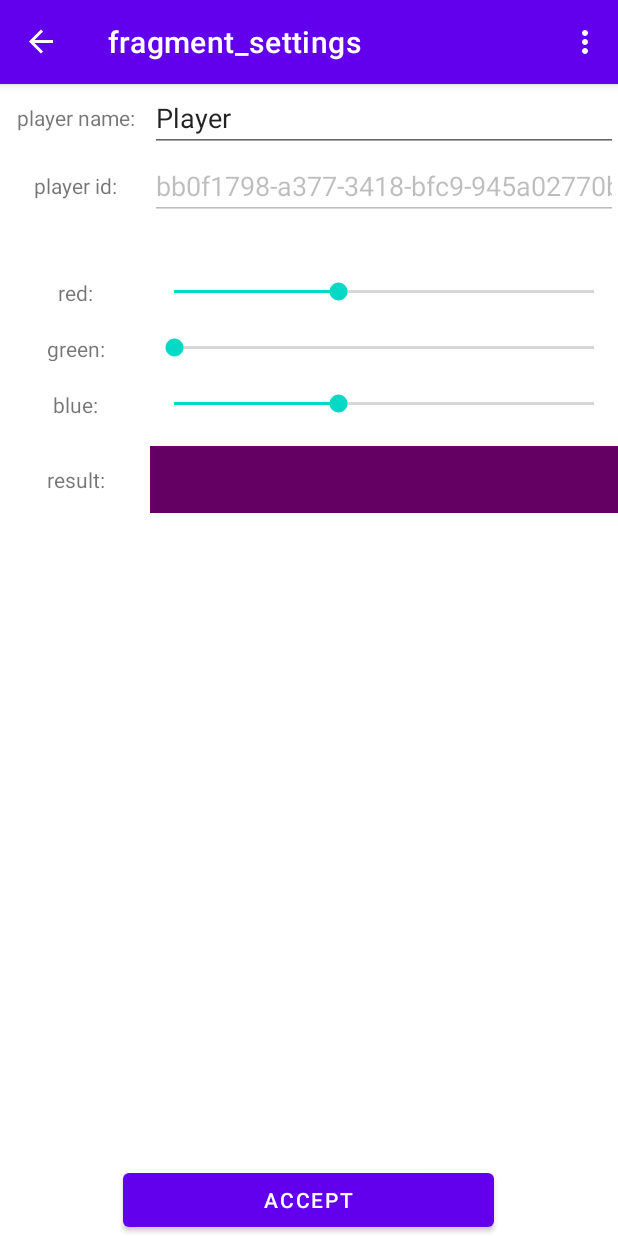
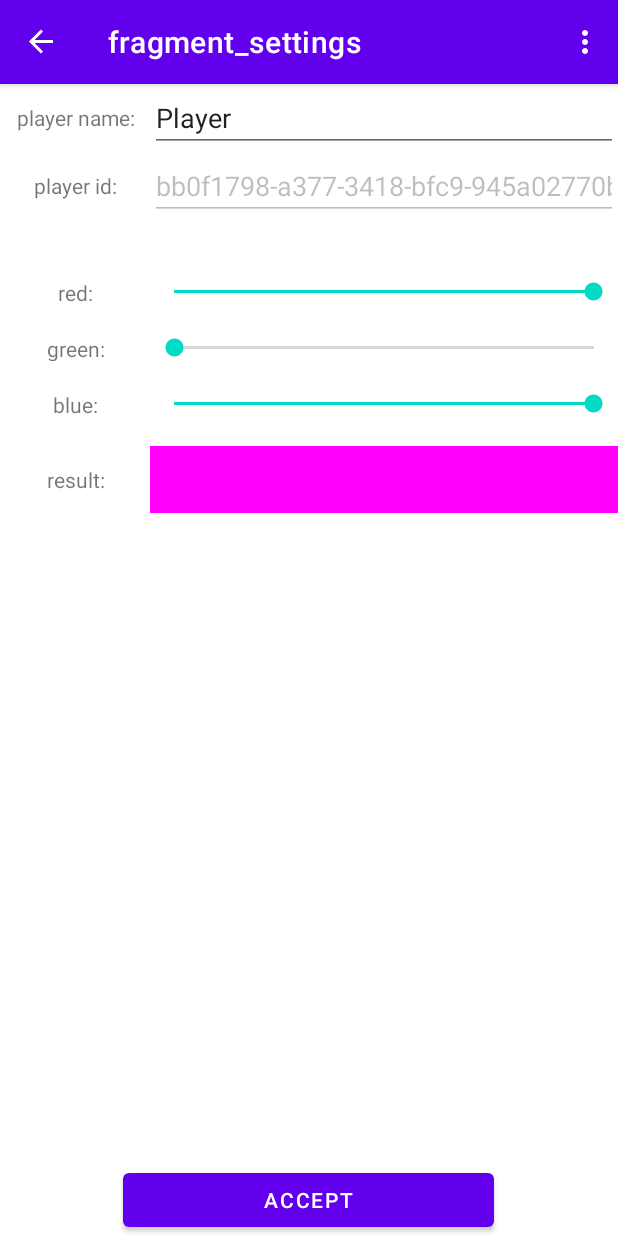
Before and after one commit to martinFrank/ChessApp, an Android app: the SettingsFragment screen opened through its navigation route, on a phone screen of 412 x 824 dp. Run offline under Robolectric (Android 15) with nearby library versions, the phone set to English and light mode, and no system bars; our stand-ins replace navigation-ui; 4 statements that could not run were skipped.

```diff
--- a/app/src/main/java/com/github/martinfrank/chessapp/ChessBoardFragment.java
+++ b/app/src/main/java/com/github/martinfrank/chessapp/ChessBoardFragment.java
@@ -94,6 +94,9 @@ public class ChessBoardFragment extends Fragment implements ChessMessageReceiver
     }
 
     private void selectField(Field f) {
+        if (f == null){
+            return;
+        }
         boolean isValidMove = game.gameContent.isValidMove(previousSelection, f, getPlayer());
         boolean hasSelection = game.gameContent.getThisParticipant(getPlayer()).hasSelection();
         if (isValidMove && hasSelection) {
--- /dev/null
+++ b/app/src/main/java/com/github/martinfrank/chessapp/ColorConverter.java
@@ -0,0 +1,23 @@
+package com.github.martinfrank.chessapp;
+
+public class ColorConverter {
+
+    public static int red(int argb){
+        return (argb & 0xFF0000 ) >> 16;
+    }
+
+    public static int green(int argb){
+        return  (argb & 0x00FF00) >> 8;
+    }
+
+    public static int blue(int argb){
+        return argb & 0x0000FF;
+    }
+
+    public static int rgb(int red, int green, int blue) {
+        int r = (red << 16);
+        int g = (green << 8);
+        int b = blue;
+        return r + g + b;
+    }
+}
--- a/app/src/main/java/com/github/martinfrank/chessapp/SettingsFragment.java
+++ b/app/src/main/java/com/github/martinfrank/chessapp/SettingsFragment.java
@@ -12,7 +12,6 @@ import androidx.annotation.NonNull;
 import androidx.fragment.app.Fragment;
 import androidx.navigation.fragment.NavHostFragment;
 import com.github.martinfrank.chessapp.databinding.FragmentSettingsBinding;
-import com.github.martinfrank.games.chessmodel.model.Player;
 
 import java.util.UUID;
 
@@ -43,6 +42,13 @@ public class SettingsFragment extends Fragment {
         );
 
         binding.editTextPlayerId.setEnabled(false);
+
+        binding.seekBarRed.setMax(0xff);
+        binding.seekBarRed.setMin(0);
+        binding.seekBarGreen.setMax(0xff);
+        binding.seekBarGreen.setMin(0);
+        binding.seekBarBlue.setMax(0xff);
+        binding.seekBarBlue.setMin(0);
 
         binding.seekBarRed.setOnSeekBarChangeListener(new SeekBar.OnSeekBarChangeListener() {
             @Override
@@ -108,7 +114,7 @@ public class SettingsFragment extends Fragment {
             playerName = "Player";
         }
 
-        int color = caclucateArgb();
+        int color = calculateArgb();
         color = color & 0xFFFFFF;
 
         editor.putString(MainActivity.SHARED_PREF_PLAYER_NAME, playerName);
@@ -117,19 +123,14 @@ public class SettingsFragment extends Fragment {
     }
 
     private void updateResult() {
-        int rgb = caclucateArgb();
-        Log.d(LOG_TAG, "argb: " + Integer.toHexString(rgb));
-        binding.buttonResultColor.setBackgroundColor(rgb);
+        int argb = calculateArgb();
+        Log.d(LOG_TAG, "argb: " + Integer.toHexString(argb));
+        binding.buttonResultColor.setBackgroundColor(argb);
     }
 
-    private int caclucateArgb() {
-        int r = (colorRed << 16);
-        int g = (colorGreen << 8);
-        int b = colorBlue;
-        Log.d(LOG_TAG, "r: " + Integer.toHexString(r));
-        Log.d(LOG_TAG, "g: " + Integer.toHexString(g));
-        Log.d(LOG_TAG, "b: " + Integer.toHexString(b));
-        return r + g + b + 0xFF000000;
+    private int calculateArgb() {
+        int rgb = ColorConverter.rgb(colorRed, colorGreen, colorBlue);
+        return rgb + 0xFF000000;
     }
 
     private void loadFromPreferences() {
@@ -137,22 +138,12 @@ public class SettingsFragment extends Fragment {
         binding.editTextPlayerName.setText(sharedPref.getString(MainActivity.SHARED_PREF_PLAYER_NAME, "Player"));
         binding.editTextPlayerId.setText(sharedPref.getString(MainActivity.SHARED_PREF_PLAYER_ID, UUID.randomUUID().toString()));
         int color = sharedPref.getInt(MainActivity.SHARED_PREF_PLAYER_COLOR, 0xFF00FF);
-        colorRed = (0xFF0000 & color) >> 16;
-        colorGreen = (0x00FF00 & color) >> 8;
-        colorBlue = (0x0000FF & color);
-        Log.d(LOG_TAG, "color: " + Integer.toHexString(color));
-        Log.d(LOG_TAG, "colorRed: " + Integer.toHexString(colorRed));
-        Log.d(LOG_TAG, "colorGreen: " + Integer.toHexString(colorGreen));
-        Log.d(LOG_TAG, "colorBlue: " + Integer.toHexString(colorBlue));
+        colorRed = ColorConverter.red(color);
+        colorGreen = ColorConverter.green(color);
+        colorBlue = ColorConverter.blue(color);
         binding.seekBarRed.setProgress(colorRed);
-        binding.seekBarRed.setMax(0xff);
-        binding.seekBarRed.setMin(0);
         binding.seekBarGreen.setProgress(colorGreen);
-        binding.seekBarGreen.setMax(0xff);
-        binding.seekBarGreen.setMin(0);
         binding.seekBarBlue.setProgress(colorBlue);
-        binding.seekBarBlue.setMax(0xff);
-        binding.seekBarBlue.setMin(0);
     }
 
 }
```
Also changed, not shown: app/src/main/java/com/github/martinfrank/chessapp/ChessBoardView.java (+66 -46 lines), app/src/main/java/com/github/martinfrank/chessapp/PrettyFormat.java (+5 -5 lines).
